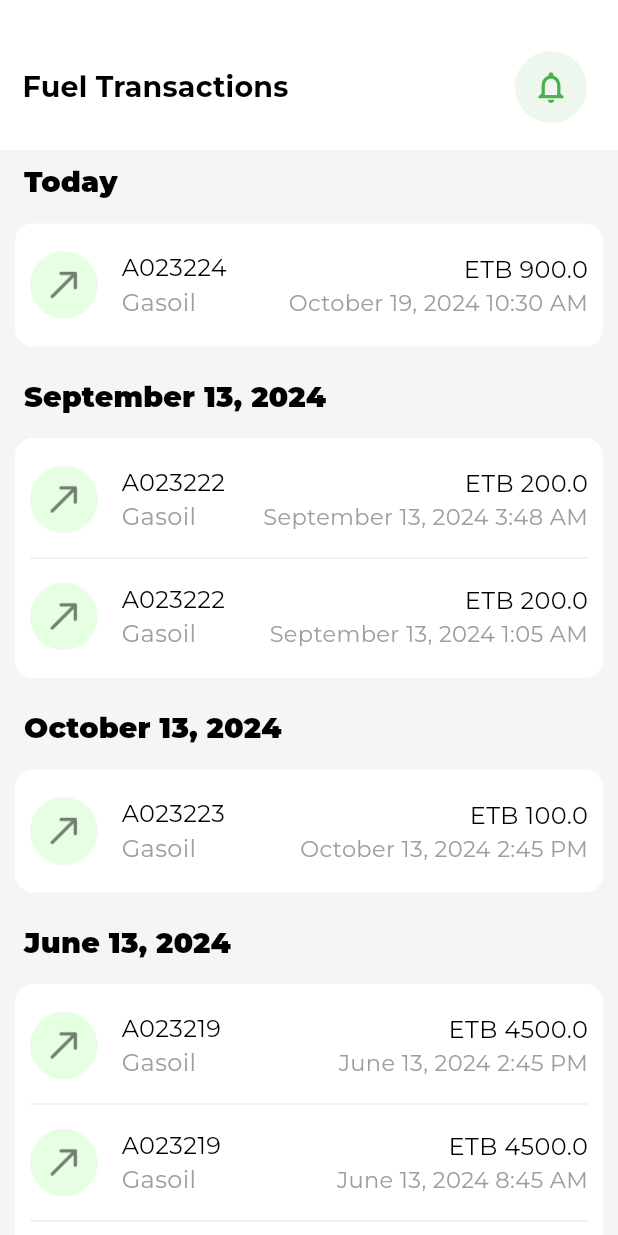
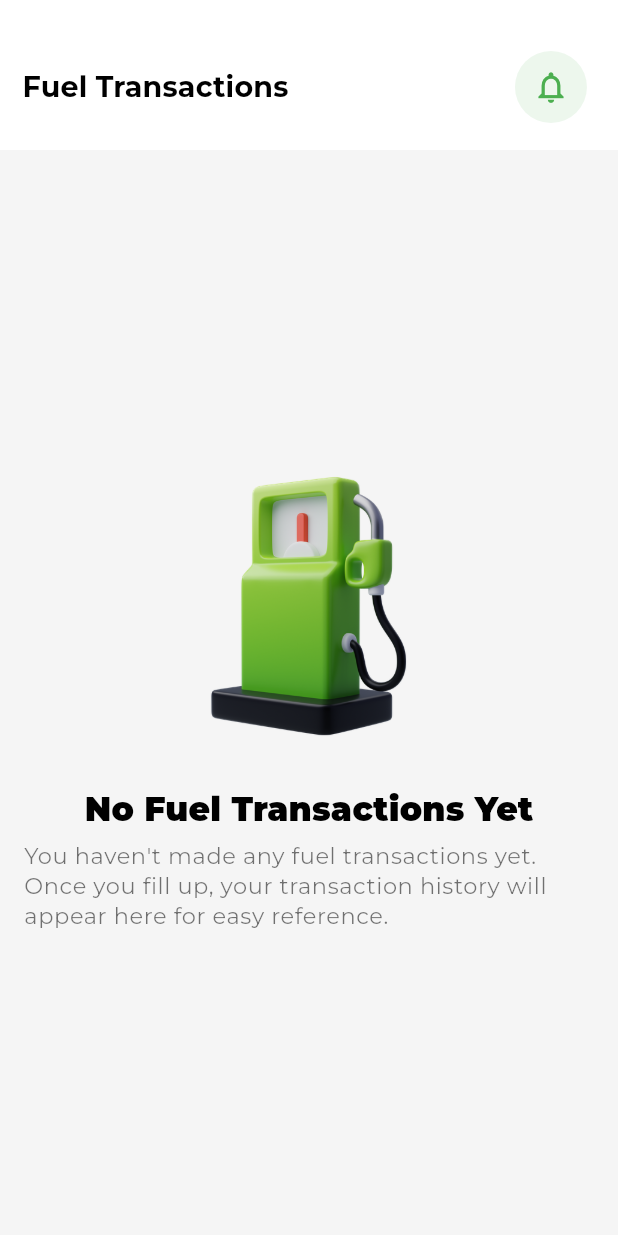
Before and after one commit to Edil-Ayehu/nedaj, a Flutter app: the TransactionsScreen screen opened directly, on a phone screen of 412 x 824 dp. Run offline on Flutter 3.47's test engine with Material 3 defaults, Android fonts, the phone set to English and light mode, and no system bars; our stand-ins replace fancy_shimmer_image, fluentui_system_icons, gap, get, google_fonts, hive and 7 more; missing offline and left inert: qr_code_scanner; accounts and stored records are empty.

Commit message:
Empty transactions page added.

```diff
--- a/lib/export.dart
+++ b/lib/export.dart
@@ -1,7 +1,7 @@
 export 'package:flutter/material.dart';
 export 'package:nedaj/widgets/custom_button.dart';
 export 'package:nedaj/widgets/profile_info_container.dart';
-export 'package:nedaj/widgets/transaction_container.dart';
+export 'package:nedaj/screens/transactions%20screen/widgets/transaction_container.dart';
 export 'package:nedaj/home.dart';
 export 'package:nedaj/widgets/main_service_container.dart';
 export 'package:nedaj/widgets/other_service_container.dart';
@@ -46,7 +46,7 @@ export 'package:nedaj/screens/terms_and_conditions_screen.dart';
 export 'package:nedaj/models/car_model.dart';
 export 'package:nedaj/screens/otp_screen.dart';
 export 'package:nedaj/screens/tips_screen.dart';
-export 'package:nedaj/screens/transactions%20screen/transaction_details_screen.dart';
+export 'package:nedaj/screens/transactions%20screen/widgets/transaction_details_screen.dart';
 export 'package:nedaj/widgets/custom_app._bar.dart';
 export 'package:nedaj/widgets/custom_bottom_sheet.dart';
 export 'package:nedaj/screens/home%20screen/widgets/user_info_gradient_container.dart';
--- a/lib/models/transaction.dart
+++ b/lib/models/transaction.dart
@@ -29,96 +29,96 @@ class Transaction {
   // Static method to return a list of transactions
   static List<Transaction> getSampleTransactions() {
     return [
-      Transaction(
-        transactionId: 'A023219',
-        fuelType: 'Gasoil',
-        amount: 4500.0,
-        date: DateTime(2024, 6, 13, 8, 45), // June 12, 2024 6:30 AM
-        onTap: () {
-          Get.to(() => TransactionDetailsScreen());
-        },
-      ),
-      Transaction(
-        transactionId: 'A023219',
-        fuelType: 'Gasoil',
-        amount: 4500.0,
-        date: DateTime(2024, 6, 13, 6, 45), // June 12, 2024 6:30 AM
-        onTap: () {
-          Get.to(() => TransactionDetailsScreen());
-        },
-      ),
-      Transaction(
-        transactionId: 'A023219',
-        fuelType: 'Gasoil',
-        amount: 4500.0,
-        date: DateTime(2024, 6, 13, 3, 40), // June 12, 2024 6:30 AM
-        onTap: () {
-          Get.to(() => TransactionDetailsScreen());
-        },
-      ),
-      Transaction(
-        transactionId: 'A023219',
-        fuelType: 'Gasoil',
-        amount: 4500.0,
-        date: DateTime(2024, 6, 13, 14, 45), // June 12, 2024 6:30 AM
-        onTap: () {
-          Get.to(() => TransactionDetailsScreen());
-        },
-      ),
-      Transaction(
-        transactionId: 'A023220',
-        fuelType: 'Petrol',
-        amount: 500.0,
-        date: DateTime(2024, 7, 13, 14, 45),
-        onTap: () {
-          Get.to(() => TransactionDetailsScreen());
-        },
-      ),
-      Transaction(
-        transactionId: 'A023221',
-        fuelType: 'Gasoil',
-        amount: 400.0,
-        date: DateTime(2024, 8, 13, 14, 45),
-        onTap: () {
-          Get.to(() => TransactionDetailsScreen());
-        },
-      ),
-      Transaction(
-        transactionId: 'A023222',
-        fuelType: 'Gasoil',
-        amount: 200.0,
-        date: DateTime(2024, 9, 13, 3, 48),
-        onTap: () {
-          Get.to(() => TransactionDetailsScreen());
-        },
-      ),
-      Transaction(
-        transactionId: 'A023222',
-        fuelType: 'Gasoil',
-        amount: 200.0,
-        date: DateTime(2024, 9, 13, 1, 05),
-        onTap: () {
-          Get.to(() => TransactionDetailsScreen());
-        },
-      ),
-      Transaction(
-        transactionId: 'A023223',
-        fuelType: 'Gasoil',
-        amount: 100.0,
-        date: DateTime(2024, 10, 13, 14, 45),
-        onTap: () {
-          Get.to(() => TransactionDetailsScreen());
-        },
-      ),
-      Transaction(
-        transactionId: 'A023224',
-        fuelType: 'Gasoil',
-        amount: 900.0,
-        date: DateTime.now(),
-        onTap: () {
-          Get.to(() => TransactionDetailsScreen());
-        },
-      ),
+      // Transaction(
+      //   transactionId: 'A023219',
+      //   fuelType: 'Gasoil',
+      //   amount: 4500.0,
+      //   date: DateTime(2024, 6, 13, 8, 45), // June 12, 2024 6:30 AM
+      //   onTap: () {
+      //     Get.to(() => TransactionDetailsScreen());
+      //   },
+      // ),
+      // Transaction(
+      //   transactionId: 'A023219',
+      //   fuelType: 'Gasoil',
+      //   amount: 4500.0,
+      //   date: DateTime(2024, 6, 13, 6, 45), // June 12, 2024 6:30 AM
+      //   onTap: () {
+      //     Get.to(() => TransactionDetailsScreen());
+      //   },
+      // ),
+      // Transaction(
+      //   transactionId: 'A023219',
+      //   fuelType: 'Gasoil',
+      //   amount: 4500.0,
+      //   date: DateTime(2024, 6, 13, 3, 40), // June 12, 2024 6:30 AM
+      //   onTap: () {
+      //     Get.to(() => TransactionDetailsScreen());
+      //   },
+      // ),
+      // Transaction(
+      //   transactionId: 'A023219',
+      //   fuelType: 'Gasoil',
+      //   amount: 4500.0,
+      //   date: DateTime(2024, 6, 13, 14, 45), // June 12, 2024 6:30 AM
+      //   onTap: () {
+      //     Get.to(() => TransactionDetailsScreen());
+      //   },
+      // ),
+      // Transaction(
+      //   transactionId: 'A023220',
+      //   fuelType: 'Petrol',
+      //   amount: 500.0,
+      //   date: DateTime(2024, 7, 13, 14, 45),
+      //   onTap: () {
+      //     Get.to(() => TransactionDetailsScreen());
+      //   },
+      // ),
+      // Transaction(
+      //   transactionId: 'A023221',
+      //   fuelType: 'Gasoil',
+      //   amount: 400.0,
+      //   date: DateTime(2024, 8, 13, 14, 45),
+      //   onTap: () {
+      //     Get.to(() => TransactionDetailsScreen());
+      //   },
+      // ),
+      // Transaction(
+      //   transactionId: 'A023222',
+      //   fuelType: 'Gasoil',
+      //   amount: 200.0,
+      //   date: DateTime(2024, 9, 13, 3, 48),
+      //   onTap: () {
+      //     Get.to(() => TransactionDetailsScreen());
+      //   },
+      // ),
+      // Transaction(
+      //   transactionId: 'A023222',
+      //   fuelType: 'Gasoil',
+      //   amount: 200.0,
+      //   date: DateTime(2024, 9, 13, 1, 05),
+      //   onTap: () {
+      //     Get.to(() => TransactionDetailsScreen());
+      //   },
+      // ),
+      // Transaction(
+      //   transactionId: 'A023223',
+      //   fuelType: 'Gasoil',
+      //   amount: 100.0,
+      //   date: DateTime(2024, 10, 13, 14, 45),
+      //   onTap: () {
+      //     Get.to(() => TransactionDetailsScreen());
+      //   },
+      // ),
+      // Transaction(
+      //   transactionId: 'A023224',
+      //   fuelType: 'Gasoil',
+      //   amount: 900.0,
+      //   date: DateTime.now(),
+      //   onTap: () {
+      //     Get.to(() => TransactionDetailsScreen());
+      //   },
+      // ),
     ];
   }
 
--- a/lib/screens/home screen/home_screen.dart
+++ b/lib/screens/home screen/home_screen.dart
@@ -95,7 +95,7 @@ class HomeScreen extends StatelessWidget {
                         ],
                       ),
                       SizedBox(height: 10),
-                      RecentHistoryListContainer(),
+                      // RecentHistoryListContainer(),
                     ],
                   ),
                 ),
--- a/lib/screens/home screen/widgets/user_info_gradient_container.dart
+++ b/lib/screens/home screen/widgets/user_info_gradient_container.dart
@@ -1,5 +1,4 @@
 import 'package:nedaj/export.dart';
-
 
 class UserInfoGradientContainer extends StatelessWidget {
   UserInfoGradientContainer({
@@ -74,7 +73,7 @@ class UserInfoGradientContainer extends StatelessWidget {
                               Theme.of(context).textTheme.titleMedium!.copyWith(
                                     color: Colors.white,
                                     fontWeight: FontWeight.bold,
-                                    fontSize: 20,
+                                    fontSize: 18,
                                   ),
                         ),
                         Text(
@@ -85,7 +84,7 @@ class UserInfoGradientContainer extends StatelessWidget {
                               .bodyMedium!
                               .copyWith(
                                   color: Colors.white,
-                                  fontSize: 16,
+                                  fontSize: 15,
                                   fontWeight: FontWeight.w200),
                         ),
                       ],
--- a/lib/screens/transactions screen/transactions_screen.dart
+++ b/lib/screens/transactions screen/transactions_screen.dart
@@ -1,5 +1,5 @@
 import 'package:nedaj/export.dart';
-import 'package:intl/intl.dart';
+import 'package:nedaj/screens/transactions%20screen/widgets/empty_transactions_container.dart';
 
 class TransactionsScreen extends StatelessWidget {
   const TransactionsScreen({super.key});
@@ -8,6 +8,47 @@ class TransactionsScreen extends StatelessWidget {
   Widget build(BuildContext context) {
     final List<Transaction> transactionHistory =
         Transaction.getSampleTransactions();
+
+    if (transactionHistory.isEmpty) {
+      return AnnotatedRegion<SystemUiOverlayStyle>(
+        value: SystemUiOverlayStyle.light.copyWith(
+          statusBarIconBrightness: Brightness.dark,
+          statusBarBrightness: Brightness.light,
+        ),
+        child: Scaffold(
+          backgroundColor: Colors.grey.shade100,
+          body: Column(
+            children: [
+              CustomAppBar(
+                title: 'transactions'.tr,
+                height: 100,
+                trailing: Container(
+                  margin: EdgeInsets.only(right: 10),
+                  decoration: BoxDecoration(
+                    color: Colors.green.withOpacity(0.1),
+                    shape: BoxShape.circle,
+                  ),
+                  child: IconButton(
+                    onPressed: () {
+                      Get.to(() => NotificationsScreen());
+                    },
+                    icon: Icon(
+                      Icons.notifications_none,
+                      size: 25,
+                      color: Colors.green,
+                    ),
+                  ),
+                ),
+              ),
+              Expanded(
+                child: EmptyTransactionsContainer(),
+              ),
+            ],
+          ),
+        ),
+      );
+    }
+
     final Map<String, List<Transaction>> groupedTransactions =
         Transaction.groupTransactionsByDate(transactionHistory);
 
--- /dev/null
+++ b/lib/screens/transactions screen/widgets/empty_transactions_container.dart
@@ -0,0 +1,43 @@
+import 'package:nedaj/export.dart';
+
+class EmptyTransactionsContainer extends StatelessWidget {
+  const EmptyTransactionsContainer({super.key});
+
+  @override
+  Widget build(BuildContext context) {
+    return Center(
+      child: Column(
+        mainAxisAlignment: MainAxisAlignment.center,
+        children: [
+          Image.asset(
+            'assets/images/empty_transaction_icon.png',
+            width: 200,
+            height: 200,
+          ),
+          Gap(20),
+          Padding(
+            padding: const EdgeInsets.symmetric(horizontal: 10.0),
+            child: Text(
+              'No Fuel Transactions Yet',
+              style: Theme.of(context).textTheme.titleMedium!.copyWith(
+                    fontSize: 22,
+                    color: Colors.black,
+                    fontWeight: FontWeight.w900,
+                  ),
+            ),
+          ),
+          Gap(5),
+          Padding(
+            padding: const EdgeInsets.symmetric(horizontal: 16.0),
+            child: Text(
+              'You haven\'t made any fuel transactions yet. Once you fill up, your transaction history will appear here for easy reference.',
+              style: Theme.of(context).textTheme.bodySmall!.copyWith(
+                    fontSize: 15,
+                  ),
+            ),
+          ),
+        ],
+      ),
+    );
+  }
+}
```
Also changed, not shown: assets/images/empty_transaction_icon.png (added), lib/screens/transactions screen/empty_transactions_screen.dart (deleted), lib/screens/transactions screen/widgets/transaction_container.dart (renamed from lib/widgets/transaction_container.dart), lib/screens/transactions screen/widgets/transaction_details_screen.dart (renamed from lib/screens/transactions screen/transaction_details_screen.dart).
